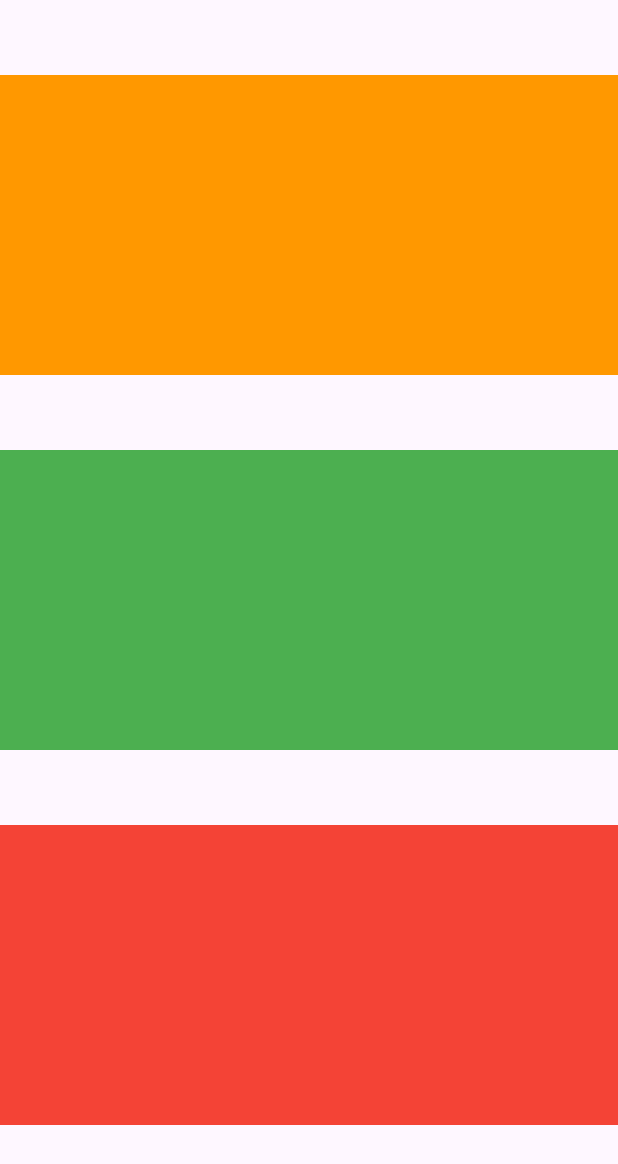
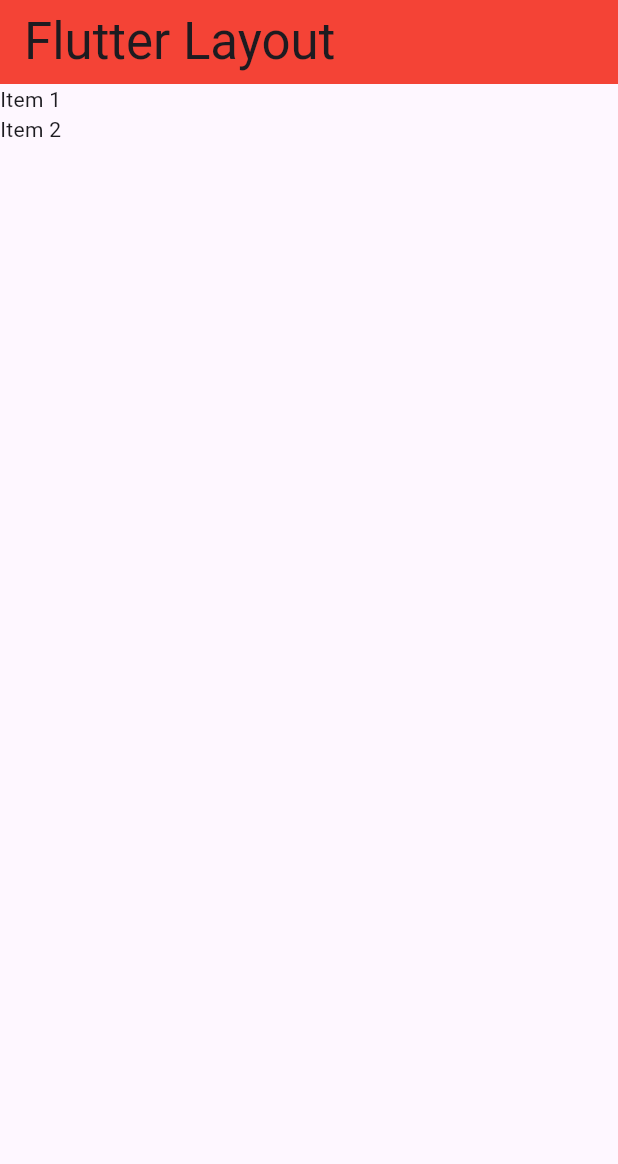
Before and after one commit to Navpreet114/flutter_layout, a Flutter app: the screen it shows after launch, on a phone screen of 412 x 824 dp. Shown: the top 1164 px of the screen. Run offline on Flutter 3.47's test engine with Material 3 defaults, Android fonts, the phone set to English and light mode, and no system bars.

Commit message:
first commit

```diff
--- a/lib/main.dart
+++ b/lib/main.dart
@@ -11,25 +11,18 @@ class MainApp extends StatelessWidget {
   Widget build(BuildContext context) {
     return MaterialApp(
       home: Scaffold(
-        body: Container(
-          height: 800,
-          child: Column(
-            mainAxisAlignment: MainAxisAlignment.spaceEvenly,
-            children: [
-              Container(
-                height: 200,
-                color: Colors.orange,
-              ),
-              Container(
-                height: 200,
-                color: Colors.green,
-              ),
-              Container(
-                height: 200,
-                color: Colors.red,
-              ),
-            ],
+        appBar: AppBar(
+          backgroundColor: Colors.red,
+          title: const Text(
+            'Flutter Layout',
+            style: TextStyle(fontSize: 34),
           ),
+        ),
+        body: const Column(
+          children: [
+            Text('Item 1'),
+            Text('Item 2'),
+          ],
         ),
       ),
     );
```
Also changed, not shown: 1 other file.
